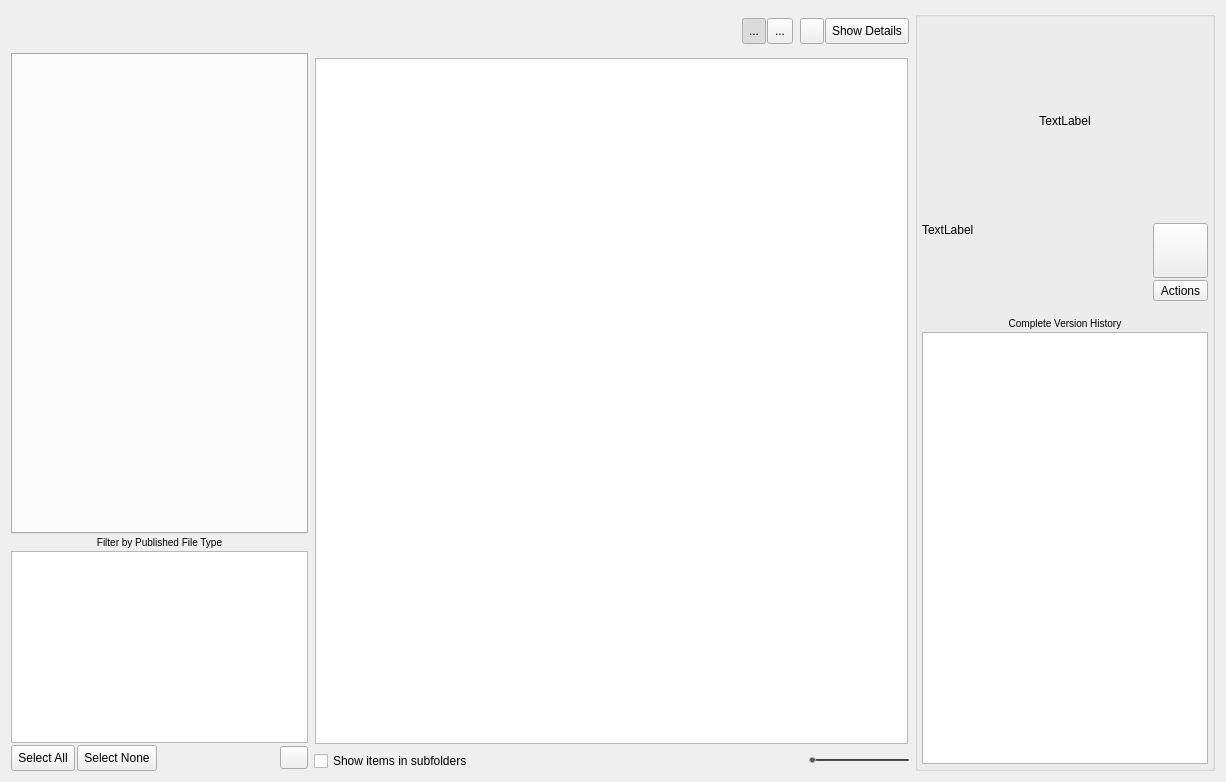
Qt form resources/dialog.ui (shotgunsoftware/tk-multi-loader2) before a commit.
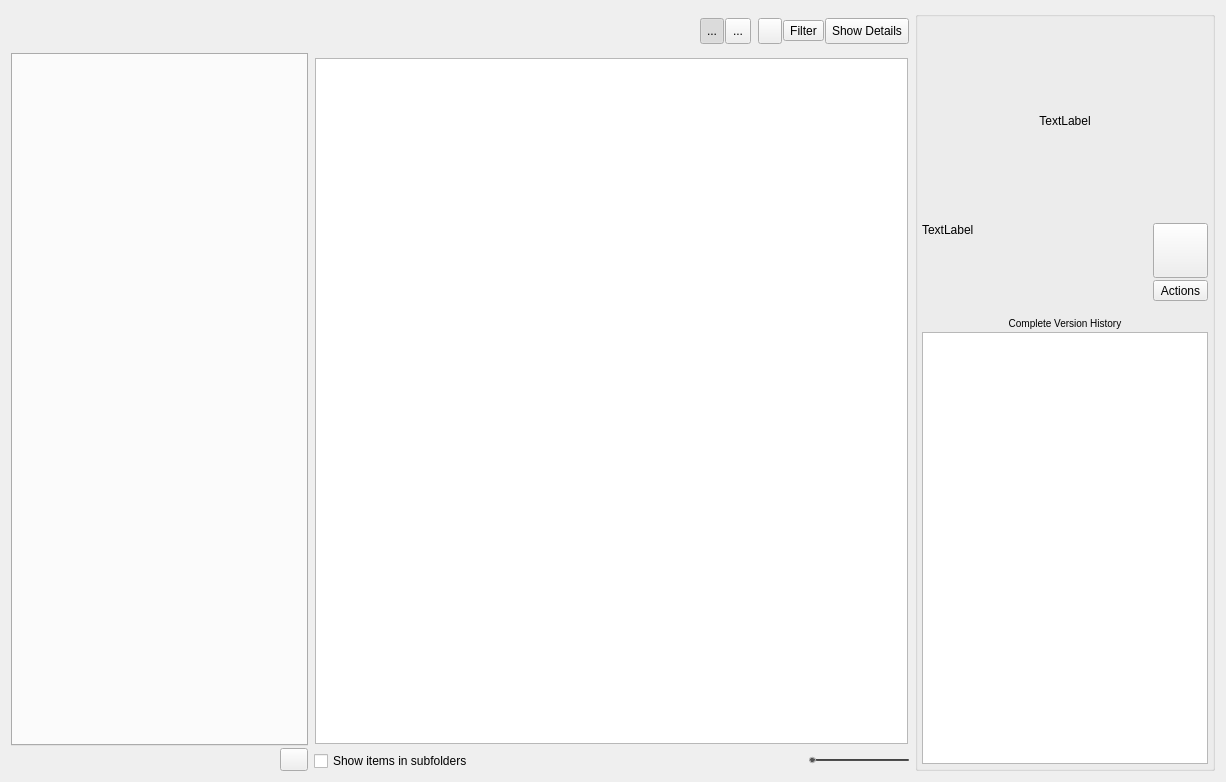
The same form after that commit. Icons and pictures are not drawn. Custom widgets are drawn as their Qt base class.

Commit message:
Remove publish type filter UI
* Modify and re-compile the ui and resource files to remove the publish
  type filter UI widgets
* Add the FilterMenu button widget to the UI

What changed in the file:
```diff
--- a/resources/dialog.ui
+++ b/resources/dialog.ui
@@ -181,99 +181,11 @@
        </property>
       </widget>
      </item>
-     <item>
-      <widget class="QLabel" name="label_4">
-       <property name="text">
-        <string>&lt;small&gt;Filter by Published File Type&lt;/small&gt;</string>
-       </property>
-       <property name="alignment">
-        <set>Qt::AlignCenter</set>
-       </property>
-      </widget>
-     </item>
-     <item>
-      <widget class="QListView" name="publish_type_list">
-       <property name="sizePolicy">
-        <sizepolicy hsizetype="Preferred" vsizetype="Maximum">
-         <horstretch>0</horstretch>
-         <verstretch>0</verstretch>
-        </sizepolicy>
-       </property>
-       <property name="minimumSize">
-        <size>
-         <width>100</width>
-         <height>100</height>
-        </size>
-       </property>
-       <property name="toolTip">
-        <string>This list shows all the relevant &lt;i&gt;publish types&lt;/i&gt; for your current selection. By ticking and unticking items in this list, publishes in the main view will be shown or hidden. You can see a summary count next to each publish type, showing how many items of that sort are matching your current selection.</string>
-       </property>
-       <property name="accessibleName">
-        <string>publish_type_list</string>
-       </property>
-       <property name="styleSheet">
-        <string notr="true">QListView::item {
-    border-top: 1px dotted #888888;
-    padding: 5px;
- }</string>
-       </property>
-       <property name="editTriggers">
-        <set>QAbstractItemView::NoEditTriggers</set>
-       </property>
-       <property name="showDropIndicator" stdset="0">
-        <bool>false</bool>
-       </property>
-       <property name="selectionMode">
-        <enum>QAbstractItemView::NoSelection</enum>
-       </property>
-       <property name="uniformItemSizes">
-        <bool>true</bool>
-       </property>
-      </widget>
-     </item>
      <item>
       <layout class="QHBoxLayout" name="horizontalLayout_6">
        <property name="spacing">
         <number>2</number>
        </property>
-       <item>
-        <widget class="QToolButton" name="check_all">
-         <property name="sizePolicy">
-          <sizepolicy hsizetype="Fixed" vsizetype="Preferred">
-           <horstretch>0</horstretch>
-           <verstretch>0</verstretch>
-          </sizepolicy>
-         </property>
-         <property name="minimumSize">
-          <size>
-           <width>60</width>
-           <height>26</height>
-          </size>
-         </property>
-         <property name="text">
-          <string>Select All</string>
-         </property>
-        </widget>
-       </item>
-       <item>
-        <widget class="QToolButton" name="check_none">
-         <property name="sizePolicy">
-          <sizepolicy hsizetype="Fixed" vsizetype="Preferred">
-           <horstretch>0</horstretch>
-           <verstretch>0</verstretch>
-          </sizepolicy>
-         </property>
-         <property name="minimumSize">
-          <size>
-           <width>75</width>
-           <height>26</height>
-          </size>
-         </property>
-         <property name="text">
-          <string>Select None</string>
-         </property>
-        </widget>
-       </item>
        <item>
         <widget class="QLabel" name="label_3">
          <property name="text">
@@ -453,6 +365,13 @@
          </property>
         </widget>
        </item>
+       <item>
+        <widget class="FilterMenuButton" name="filter_menu_btn">
+         <property name="text">
+          <string>Filter</string>
+         </property>
+        </widget>
+       </item>
        <item>
         <widget class="QToolButton" name="info">
          <property name="minimumSize">
@@ -833,6 +752,13 @@
    </item>
   </layout>
  </widget>
+ <customwidgets>
+  <customwidget>
+   <class>FilterMenuButton</class>
+   <extends>QToolButton</extends>
+   <header>..framework_qtwidgets</header>
+  </customwidget>
+ </customwidgets>
  <tabstops>
   <tabstop>navigation_home</tabstop>
   <tabstop>navigation_prev</tabstop>
```
Left out of the diff: 23 changed lines with no effect on the pictures. The commit also changes 56 other files.
